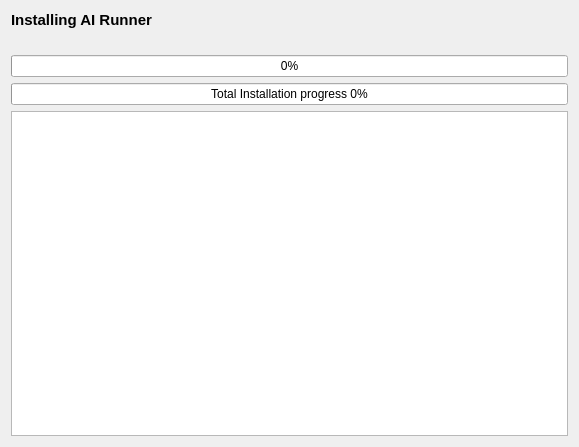
Above: src/airunner/windows/setup_wizard/installation_settings/templates/install_page.ui from Capsize-Games/airunner before the change. Below: the same form after it.
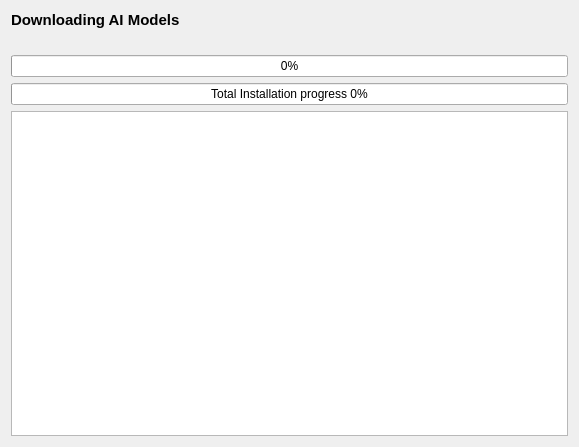
That is the form after the change.

Commit message:
Switch label on download page
See #1029

```diff
--- a/src/airunner/windows/setup_wizard/installation_settings/templates/install_page.ui
+++ b/src/airunner/windows/setup_wizard/installation_settings/templates/install_page.ui
@@ -23,7 +23,7 @@
       </font>
      </property>
      <property name="text">
-      <string>Installing AI Runner</string>
+      <string>Downloading AI Models</string>
      </property>
     </widget>
    </item>
```
The commit also changes 2 other files.
